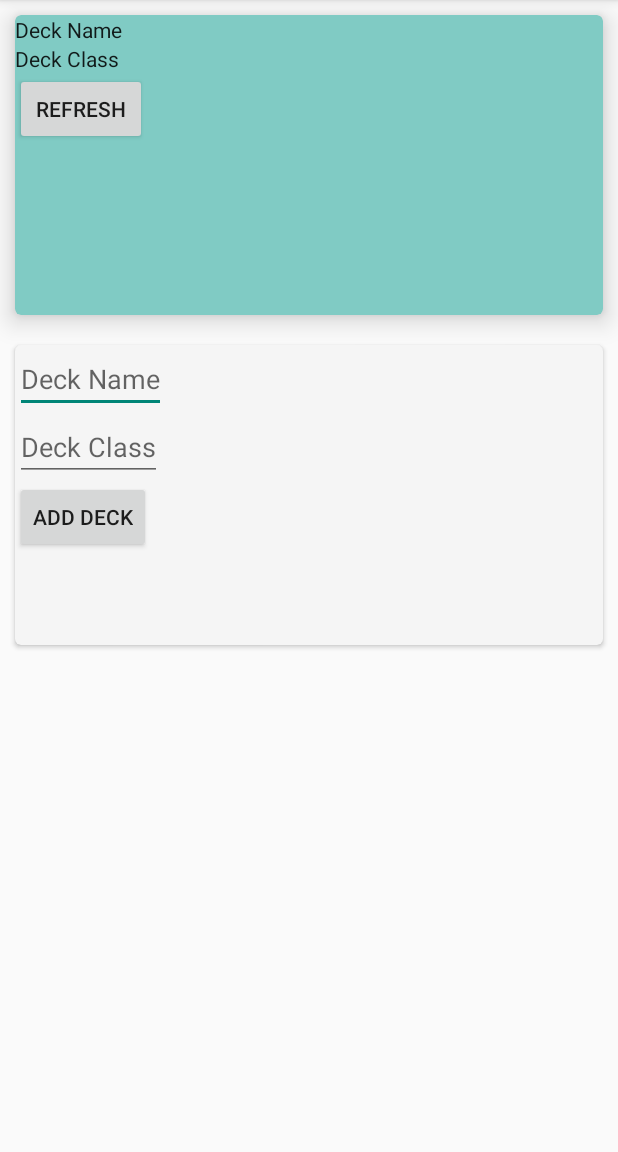
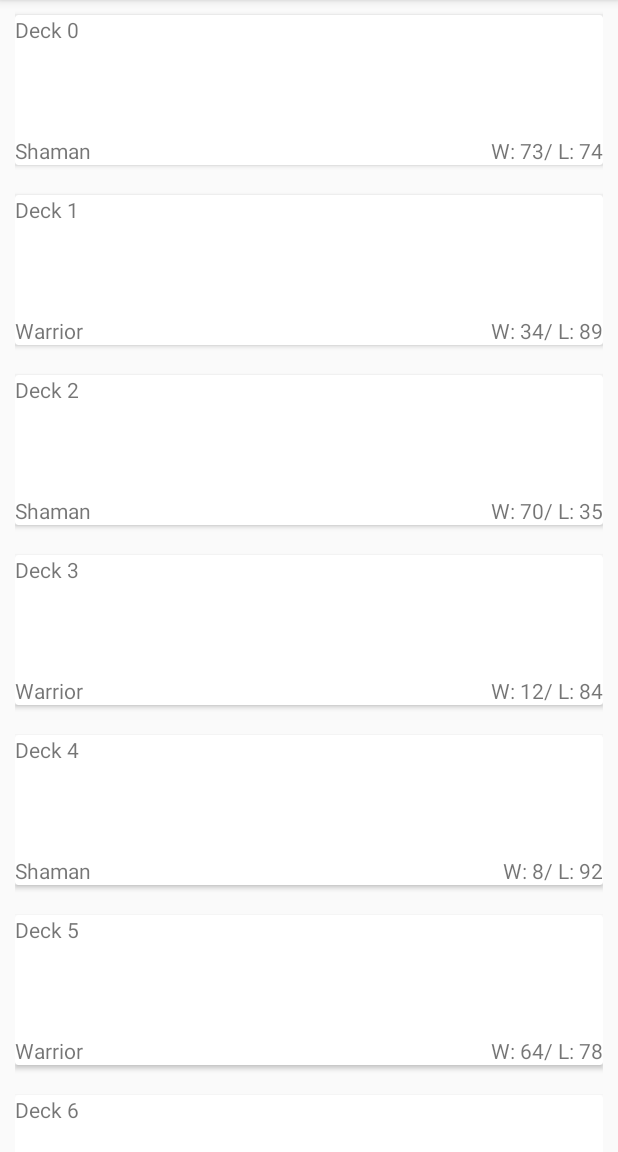
Before and after one commit to Thomatae/HearthTools, an Android app: the screen it shows after launch (MainActivity), in the options menu, after a tap on "Settings", on a phone screen of 412 x 824 dp, the part 84-1236 px from its top. Run offline under Robolectric (Android 15) with nearby library versions, the phone set to English and light mode, and no system bars; our stand-ins replace Dagger/Hilt's generated code; 6 statements that could not run were skipped.

Commit message:
Added Recycler View Deck List with dummy data

```diff
--- /dev/null
+++ b/app/src/main/java/com/tcapps/hearthtools/adapter/DeckListAdapter.java
@@ -0,0 +1,58 @@
+package com.tcapps.hearthtools.adapter;
+
+import android.support.v7.widget.CardView;
+import android.support.v7.widget.RecyclerView;
+import android.view.LayoutInflater;
+import android.view.View;
+import android.view.ViewGroup;
+import android.widget.TextView;
+
+import com.tcapps.hearthtools.R;
+
+import java.util.ArrayList;
+
+public class DeckListAdapter extends RecyclerView.Adapter<DeckListAdapter.ViewHolder> {
+
+    private ArrayList<Object> mData;
+
+    public DeckListAdapter(ArrayList<Object> data) {
+        mData = data;
+    }
+
+    @Override
+    public ViewHolder onCreateViewHolder(ViewGroup viewGroup, int index) {
+        CardView row = (CardView) LayoutInflater.from(viewGroup.getContext()).inflate(R.layout.row_deck_list, viewGroup, false);
+
+        return new ViewHolder(row);
+    }
+
+    @Override
+    public void onBindViewHolder(ViewHolder viewHolder, int i) {
+        //ToDo - Bind Mock Data when avialable
+
+        viewHolder.deckName.setText("Deck " + i);
+        viewHolder.deckClass.setText(i % 2 == 0 ? "Shaman" : "Warrior");
+        viewHolder.winLossRatio.setText(String.format("W: %d/ L: %d", (int) (Math.random() * 100), (int) (Math.random() * 100)));
+    }
+
+    @Override
+    public int getItemCount() {
+        return mData.size();
+    }
+
+    public static class ViewHolder extends RecyclerView.ViewHolder {
+
+        public TextView deckName;
+        public TextView deckClass;
+        public TextView winLossRatio;
+
+        public ViewHolder(View itemView) {
+            super(itemView);
+
+            deckName = (TextView) itemView.findViewById(R.id.deck_name);
+            deckClass = (TextView) itemView.findViewById(R.id.deck_class);
+            winLossRatio = (TextView) itemView.findViewById(R.id.win_loss_ratio);
+        }
+
+    }
+}
--- a/app/src/main/java/com/tcapps/hearthtools/fragment/DeckListFragment.java
+++ b/app/src/main/java/com/tcapps/hearthtools/fragment/DeckListFragment.java
@@ -1,8 +1,12 @@
 package com.tcapps.hearthtools.fragment;
 
 import android.app.Activity;
+import android.graphics.Canvas;
+import android.graphics.Rect;
 import android.os.Bundle;
 import android.support.v4.app.Fragment;
+import android.support.v7.widget.LinearLayoutManager;
+import android.support.v7.widget.RecyclerView;
 import android.view.LayoutInflater;
 import android.view.View;
 import android.view.ViewGroup;
@@ -11,23 +15,23 @@ import android.widget.EditText;
 import android.widget.TextView;
 import com.tcapps.hearthtools.R;
 import com.tcapps.hearthtools.activity.MainActivity;
+import com.tcapps.hearthtools.adapter.DeckListAdapter;
 import com.tcapps.hearthtools.application.HearthToolsApplication;
 import com.tcapps.hearthtools.database.cursor.DeckCursor;
 import com.tcapps.hearthtools.database.dao.DeckDao;
 
+import java.util.ArrayList;
+
 import javax.inject.Inject;
+
+import static com.tcapps.hearthtools.util.ViewUtil.dipToPixels;
 
 public class DeckListFragment extends Fragment {
 
     private static final String ARG_SECTION_NUMBER = "section_number";
 
-    private TextView mDeckName;
-    private TextView mDeckClass;
-    private EditText mDeckNameInput;
-    private EditText mDeckClassInput;
-    private Button mAdd;
-    private Button mRefresh;
-
+    private RecyclerView mDeckList;
+    private RecyclerView.LayoutManager mLayoutManager;
 
     @Inject DeckDao mDeckDao;
 
@@ -48,30 +52,40 @@ public class DeckListFragment extends Fragment {
 
     @Override
     public View onCreateView(LayoutInflater inflater, ViewGroup container, Bundle savedInstanceState) {
-        View rootView = inflater.inflate(R.layout.card_view_deck, container, false);
+        mDeckList = (RecyclerView) inflater.inflate(R.layout.card_view_deck, container, false);
 
-        mDeckName = (TextView) rootView.findViewById(R.id.deck_name);
-        mDeckClass = (TextView) rootView.findViewById(R.id.deck_class);
-        mDeckNameInput = (EditText) rootView.findViewById(R.id.deck_name_input);
-        mDeckClassInput = (EditText) rootView.findViewById(R.id.deck_class_input);
-        mAdd = (Button) rootView.findViewById(R.id.add_deck);
-        mRefresh = (Button) rootView.findViewById(R.id.refresh);
+        mLayoutManager = new LinearLayoutManager(getActivity());
+        mDeckList.setLayoutManager(mLayoutManager);
 
-        mAdd.setOnClickListener(new View.OnClickListener() {
+        ArrayList<Object> data = new ArrayList<>();
+
+        for (int i = 0; i < 100; i++) {
+            data.add(new Object());
+        }
+
+        mDeckList.setAdapter(new DeckListAdapter(data));
+
+        mDeckList.addItemDecoration(new RecyclerView.ItemDecoration() {
             @Override
-            public void onClick(View v) {
-                addDeckToDatabase();
+            public void onDrawOver(Canvas c, RecyclerView parent, RecyclerView.State state) {
+                super.onDrawOver(c, parent, state);
+            }
+
+            @Override
+            public void onDraw(Canvas c, RecyclerView parent, RecyclerView.State state) {
+                super.onDraw(c, parent, state);
+            }
+
+            @Override
+            public void getItemOffsets(Rect outRect, View view, RecyclerView parent, RecyclerView.State state) {
+                super.getItemOffsets(outRect, view, parent, state);
+
+                outRect.bottom += dipToPixels(getActivity(), 10);
+                outRect.top += dipToPixels(getActivity(), 10);
             }
         });
 
-        mRefresh.setOnClickListener(new View.OnClickListener() {
-            @Override
-            public void onClick(View v) {
-                readFromDatabase();
-            }
-        });
-
-        return rootView;
+        return mDeckList;
     }
 
     @Override
@@ -81,19 +95,4 @@ public class DeckListFragment extends Fragment {
         ((MainActivity) activity).onSectionAttached(getArguments().getInt(ARG_SECTION_NUMBER));
     }
 
-    private void addDeckToDatabase() {
-        mDeckDao.insertDeck(mDeckNameInput.getText().toString(), mDeckClassInput.getText().toString());
-    }
-
-    private void readFromDatabase() {
-        DeckCursor cursor = mDeckDao.readDecks();
-        int count = cursor.getCount();
-
-        if (cursor.moveToPosition(count - 1)) {
-            mDeckName.setText(cursor.readName());
-            mDeckClass.setText(cursor.readDeckType());
-        }
-
-        cursor.close();
-    }
 }
--- /dev/null
+++ b/app/src/main/java/com/tcapps/hearthtools/util/ViewUtil.java
@@ -0,0 +1,13 @@
+package com.tcapps.hearthtools.util;
+
+import android.content.Context;
+import android.util.DisplayMetrics;
+import android.util.TypedValue;
+
+public class ViewUtil {
+
+        public static float dipToPixels(Context context, float dipValue) {
+            DisplayMetrics metrics = context.getResources().getDisplayMetrics();
+            return TypedValue.applyDimension(TypedValue.COMPLEX_UNIT_DIP, dipValue, metrics);
+        }
+}
--- a/app/src/main/res/layout/card_view_deck.xml
+++ b/app/src/main/res/layout/card_view_deck.xml
@@ -1,85 +1,8 @@
 <?xml version="1.0" encoding="utf-8"?>
-<LinearLayout xmlns:android="http://schemas.android.com/apk/res/android"
-    android:orientation="vertical"
-    xmlns:tools="http://schemas.android.com/tools"
-    xmlns:card_view="http://schemas.android.com/apk/res-auto"
+
+<android.support.v7.widget.RecyclerView xmlns:android="http://schemas.android.com/apk/res/android"
+    android:id="@+id/deck_list"
     android:layout_width="match_parent"
     android:layout_height="match_parent"
-    >
-
-    <android.support.v7.widget.CardView
-        xmlns:card_view="http://schemas.android.com/apk/res-auto"
-        android:id="@+id/deck_view"
-        android:layout_height="200dp"
-        android:layout_width="match_parent"
-        android:layout_margin="10dp"
-        card_view:cardCornerRadius="4dp"
-        card_view:cardElevation="10dp"
-        card_view:cardBackgroundColor="@color/material_deep_teal_200"
-        >
-
-        <LinearLayout android:layout_width="match_parent"
-            android:layout_height="match_parent"
-            android:orientation="vertical">
-
-            <TextView
-                android:id="@+id/deck_name"
-                android:layout_width="wrap_content"
-                android:layout_height="wrap_content"
-                android:textColor="@color/primary_text_default_material_light"
-                android:text="Deck Name"
-                />
-
-            <TextView
-                android:id="@+id/deck_class"
-                android:layout_width="wrap_content"
-                android:layout_height="wrap_content"
-                android:textColor="@color/primary_text_default_material_light"
-                android:text="Deck Class"/>
-
-            <Button
-                android:id="@+id/refresh"
-                android:text="Refresh"
-                android:layout_width="wrap_content"
-                android:layout_height="wrap_content"/>
-
-        </LinearLayout>
-
-    </android.support.v7.widget.CardView>
-
-    <android.support.v7.widget.CardView
-        android:layout_width="match_parent"
-        android:layout_height="200dp"
-        card_view:cardCornerRadius="4dp"
-        android:layout_margin="10dp"
-        card_view:cardBackgroundColor="@color/primary_material_light"
-        xmlns:card_view="http://schemas.android.com/apk/res-auto">
-
-        <LinearLayout android:layout_width="match_parent"
-            android:layout_height="match_parent"
-            android:orientation="vertical">
-
-            <EditText
-                android:id="@+id/deck_name_input"
-                android:layout_width="wrap_content"
-                android:layout_height="wrap_content"
-                android:hint="Deck Name"
-                />
-
-            <EditText
-                android:id="@+id/deck_class_input"
-                android:layout_width="wrap_content"
-                android:layout_height="wrap_content"
-                android:hint="Deck Class"/>
-
-            <Button
-                android:id="@+id/add_deck"
-                android:text="Add Deck"
-                android:layout_width="wrap_content"
-                android:layout_height="wrap_content"/>
-
-        </LinearLayout>
-
-    </android.support.v7.widget.CardView>
-
-</LinearLayout>
+    android:layout_marginLeft="10dip"
+    android:layout_marginRight="10dip"/>
--- /dev/null
+++ b/app/src/main/res/layout/row_deck_list.xml
@@ -0,0 +1,39 @@
+<?xml version="1.0" encoding="utf-8"?>
+
+<android.support.v7.widget.CardView xmlns:android="http://schemas.android.com/apk/res/android"
+    xmlns:cardview="http://schemas.android.com/apk/res-auto"
+    android:layout_width="match_parent"
+    android:layout_height="wrap_content">
+
+    <RelativeLayout
+        android:layout_width="match_parent"
+        android:layout_height="wrap_content"
+        android:minHeight="100dip">
+
+        <TextView
+            android:id="@+id/deck_name"
+            android:layout_width="wrap_content"
+            android:layout_height="wrap_content"
+            android:layout_alignParentTop="true"
+            android:layout_alignParentLeft="true" />
+
+        <TextView
+            android:id="@+id/deck_class"
+            android:layout_width="wrap_content"
+            android:layout_height="wrap_content"
+            android:layout_alignParentLeft="true"
+            android:layout_alignParentBottom="true"/>
+
+
+        <TextView
+            android:id="@+id/win_loss_ratio"
+            android:layout_width="wrap_content"
+            android:layout_height="wrap_content"
+            android:layout_alignParentBottom="true"
+            android:layout_alignParentRight="true" />
+
+
+    </RelativeLayout>
+
+
+</android.support.v7.widget.CardView>
```
